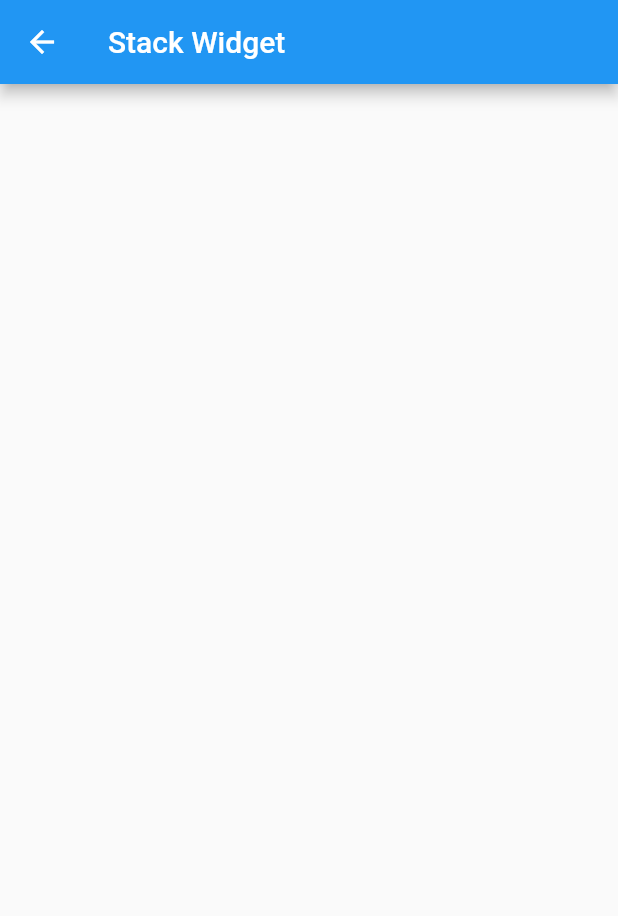
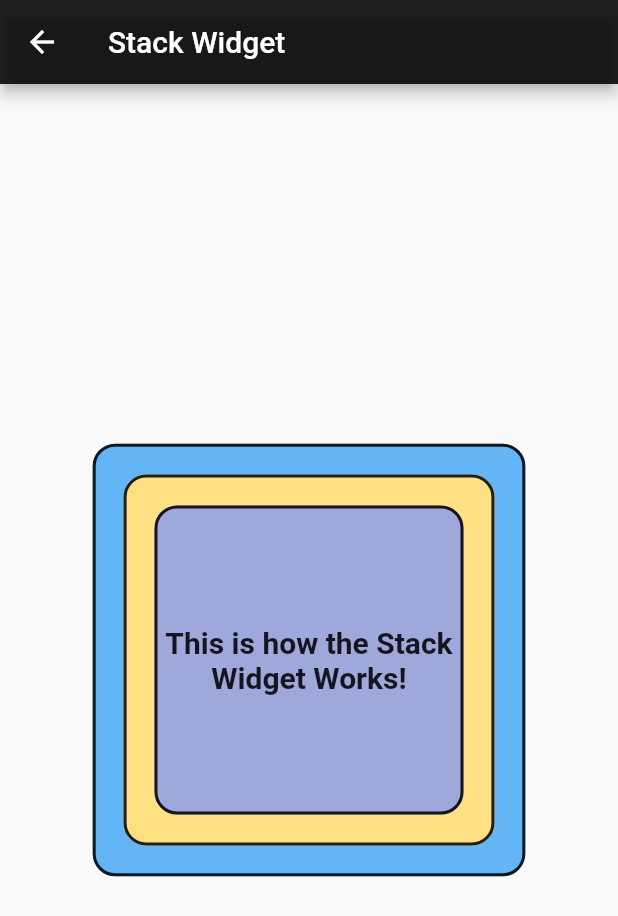
Before and after one commit to Alpha17-2/flutter_widgets, a Flutter app: the Stack_Widget screen opened directly, on a phone screen of 412 x 824 dp. Shown: the top 916 px of the screen. Run offline on Flutter 3.47's test engine with Material 2 defaults, Android fonts, the phone set to English and light mode, and no system bars; our stand-ins replace ionicons.

Commit message:
Implementation of Stack Widget.

```diff
--- a/lib/Widgets/Stack_Widget.dart
+++ b/lib/Widgets/Stack_Widget.dart
@@ -1,4 +1,5 @@
 import 'package:flutter/material.dart';
+import '../helper/DeviceSize.dart';
 
 class Stack_Widget extends StatelessWidget {
   @override
@@ -6,6 +7,65 @@ class Stack_Widget extends StatelessWidget {
     return Scaffold(
       appBar: AppBar(
         title: Text('Stack Widget'),
+        backgroundColor: Colors.black87,
+      ),
+      body: Container(
+        height: displayHeight(context),
+        width: displayWidth(context),
+        child: Column(
+          mainAxisAlignment: MainAxisAlignment.center,
+          children: [
+            Container(
+                height: displayHeight(context) * 0.35,
+                width: displayWidth(context) * 0.7,
+                decoration: BoxDecoration(
+                  color: Colors.blue[300],
+                  borderRadius: BorderRadius.circular(15),
+                  border: Border.all(
+                    color: Colors.black87,
+                    width: 2,
+                  ),
+                ),
+                child: Stack(
+                  alignment: Alignment.center,
+                  children: [
+                    Positioned(
+                      child: Container(
+                        height: displayHeight(context) * 0.30,
+                        width: displayWidth(context) * 0.6,
+                        decoration: BoxDecoration(
+                            color: Colors.amber[200],
+                            borderRadius: BorderRadius.circular(15),
+                            border: Border.all(
+                              color: Colors.black87,
+                              width: 2,
+                            )),
+                      ),
+                    ),
+                    Positioned(
+                      child: Container(
+                          height: displayHeight(context) * 0.25,
+                          width: displayWidth(context) * 0.5,
+                          decoration: BoxDecoration(
+                              color: Colors.indigo[200],
+                              borderRadius: BorderRadius.circular(15),
+                              border: Border.all(
+                                color: Colors.black87,
+                                width: 2,
+                              )),
+                          child: Center(
+                              child: Text(
+                            'This is how the Stack Widget Works!',
+                            textAlign: TextAlign.center,
+                            style: TextStyle(
+                                fontSize: 20, fontWeight: FontWeight.bold),
+                          ))),
+                    ),
+                  ],
+                )),
+          ],
+        ),
+        // color: Colors.white,
       ),
     );
   }
```
